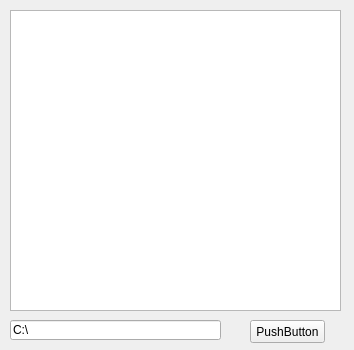
Qt form DesktopUI/UI/fileform.ui (bakwc/delta3-admin) before a commit.
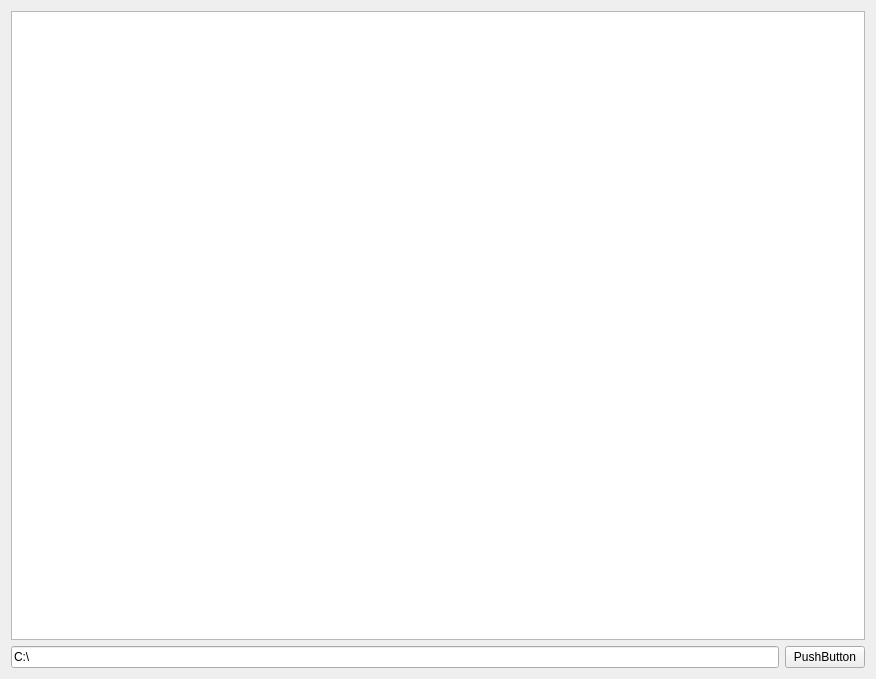
The same form after that commit.

```diff
--- a/DesktopUI/UI/fileform.ui
+++ b/DesktopUI/UI/fileform.ui
@@ -6,49 +6,44 @@
    <rect>
     <x>0</x>
     <y>0</y>
-    <width>354</width>
-    <height>350</height>
+    <width>876</width>
+    <height>679</height>
    </rect>
   </property>
   <property name="windowTitle">
    <string>Form</string>
   </property>
+  <layout class="QHBoxLayout" name="horizontalLayout_2">
+   <item>
+    <layout class="QVBoxLayout" name="verticalLayout">
+     <item>
+      <widget class="QListWidget" name="listWidget">
+       <property name="contextMenuPolicy">
+        <enum>Qt::CustomContextMenu</enum>
+       </property>
+      </widget>
+     </item>
+     <item>
+      <layout class="QHBoxLayout" name="horizontalLayout">
+       <item>
   <widget class="QLineEdit" name="lineEdit">
-   <property name="geometry">
-    <rect>
-     <x>10</x>
-     <y>320</y>
-     <width>211</width>
-     <height>20</height>
-    </rect>
-   </property>
    <property name="text">
     <string>C:\</string>
    </property>
   </widget>
+       </item>
+       <item>
   <widget class="QPushButton" name="pushButton">
-   <property name="geometry">
-    <rect>
-     <x>250</x>
-     <y>320</y>
-     <width>75</width>
-     <height>23</height>
-    </rect>
-   </property>
    <property name="text">
     <string>PushButton</string>
    </property>
   </widget>
-  <widget class="QListWidget" name="listWidget">
-   <property name="geometry">
-    <rect>
-     <x>10</x>
-     <y>10</y>
-     <width>331</width>
-     <height>301</height>
-    </rect>
-   </property>
-  </widget>
+       </item>
+      </layout>
+     </item>
+    </layout>
+   </item>
+  </layout>
  </widget>
  <resources/>
  <connections/>
```
Lines whose indentation alone changed are shown as unchanged.
